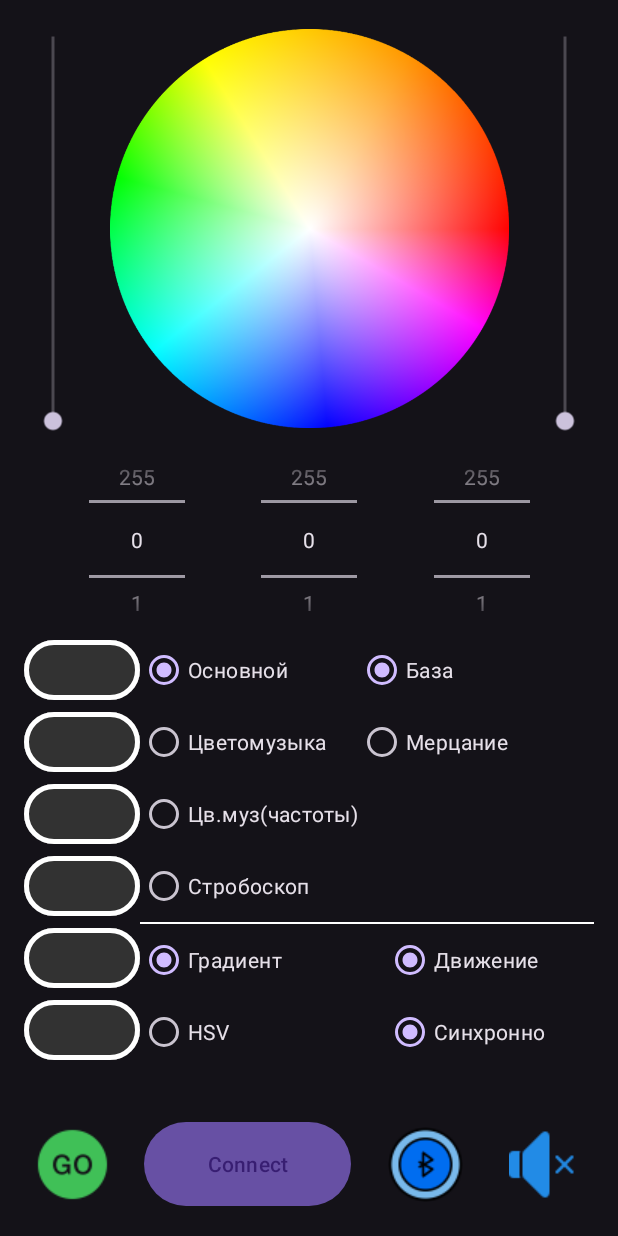
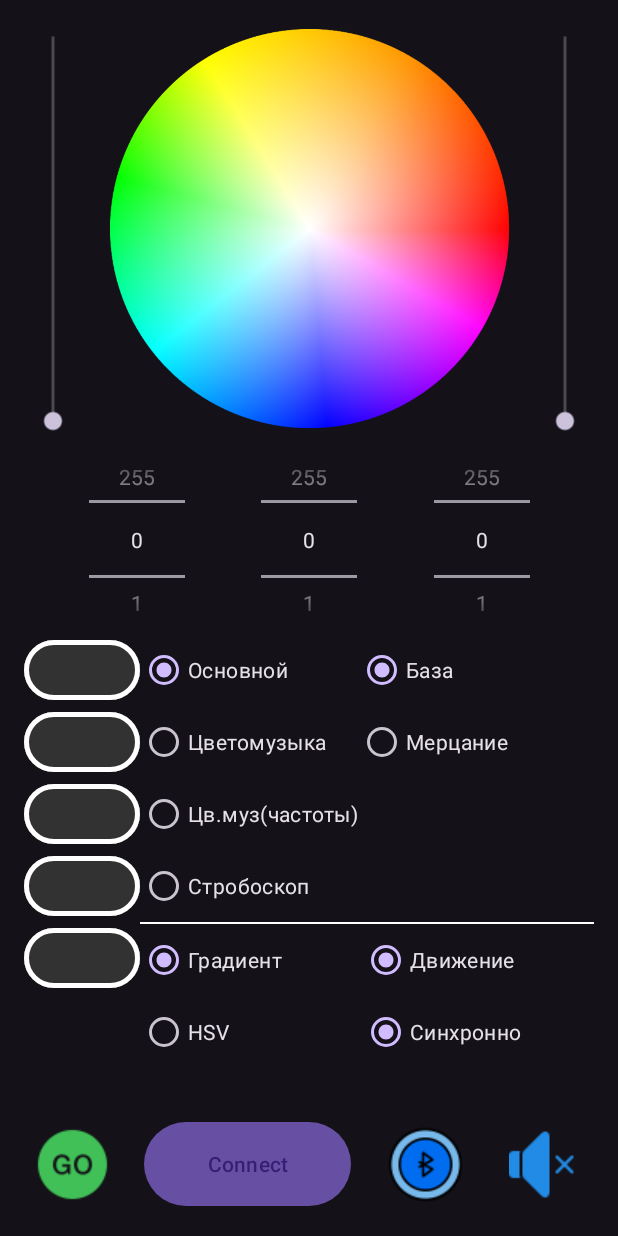
Before and after one commit to MakarenkoArtem/motorbike, an Android app: the screen it shows after launch (MainActivity), on a phone screen of 412 x 824 dp. Run offline under Robolectric (Android 15) with nearby library versions, the phone set to English and light mode, and no system bars.

Commit message:
removing sixth color(android)

```diff
--- a/android/app/src/main/java/com/example/bike/BT/BTClient.kt
+++ b/android/app/src/main/java/com/example/bike/BT/BTClient.kt
@@ -99,8 +99,8 @@ class BTClient(
         }
         val data = message.split(Regex(",")).dropLastWhile { it.isEmpty() }
         return runCatching {
-            val colors = Array(6, { Color.BLACK })
-            for (i in 0..5) {
+            val colors = Array(5, { Color.BLACK })
+            for (i in 0..4) {
                 val r = data[i * 4 + 1].toInt()
                 val g = data[i * 4 + 2].toInt()
                 val b = data[i * 4 + 3].toInt()
@@ -153,7 +153,7 @@ class BTClient(
                         return@runCatching result
                     }
                 } catch (e: TimeoutException) {
-                    Log.d("BikeBluetooth", "3")
+                    Log.d("BikeBluetooth", "Ошибка: ${e.message}")
                     //throw IllegalStateException("Время ожидания истекло")
                 } catch (e: Exception) {
                     // Обработка других исключений, если они возникают
@@ -175,7 +175,7 @@ class BTClient(
         return runCatching {
             val message = "Cr:" + String.format(
                 "%03d,%03d,%03d,%03d,",
-                51 * index, Color.red(color), Color.green(color), Color.blue(color)
+                51 * index + 26, Color.red(color), Color.green(color), Color.blue(color)
             ) + "\n"
             sendMessage(message)
             if ((takeMessage().getOrNull() ?: "") == "Damaged message") {
@@ -187,10 +187,10 @@ class BTClient(
     fun colorsSend(colors: List<Int>): Result<Unit> {
         var message = "Co:"
         return runCatching {
-            for (i in 0..5) {
+            for (i in 0..4) {
                 message += String.format(
                     "%03d,%03d,%03d,%03d,",
-                    51 * i, Color.red(colors[i]), Color.green(colors[i]), Color.blue(colors[i])
+                    51 * i + 26, Color.red(colors[i]), Color.green(colors[i]), Color.blue(colors[i])
                 )
             }
             message += "\n"
--- a/android/app/src/main/java/com/example/bike/screens/MainActivity/MainActivity.kt
+++ b/android/app/src/main/java/com/example/bike/screens/MainActivity/MainActivity.kt
@@ -64,7 +64,7 @@ class MainActivity : AppCompatActivity() {
     private lateinit var colorButtons: List<Button>
 
     private var actuallyColorsButtons: MutableList<Int> =
-        mutableListOf(Color.GRAY, Color.GRAY, Color.GRAY, Color.GRAY, Color.GRAY, Color.GRAY)
+        mutableListOf(Color.GRAY, Color.GRAY, Color.GRAY, Color.GRAY, Color.GRAY)
 
     val getResult: ActivityResultLauncher<Intent> =
         registerForActivityResult(ActivityResultContracts.StartActivityForResult()) { result ->
@@ -327,11 +327,10 @@ class MainActivity : AppCompatActivity() {
 
     private fun initColorButs() = listOf(
         R.id.buttonColor0,
-        R.id.buttonColor50,
-        R.id.buttonColor100,
-        R.id.buttonColor150,
-        R.id.buttonColor200,
-        R.id.buttonColor250
+        R.id.buttonColor1,
+        R.id.buttonColor2,
+        R.id.buttonColor3,
+        R.id.buttonColor4
     ).map {
         val but = findViewById<Button>(it)
         but.setOnLongClickListener { view ->
--- a/android/app/src/main/res/layout/activity_main.xml
+++ b/android/app/src/main/res/layout/activity_main.xml
@@ -118,7 +118,7 @@
                 tools:ignore="SpeakableTextPresentCheck" />
 
             <Button
-                android:id="@+id/buttonColor50"
+                android:id="@+id/buttonColor1"
                 android:layout_width="match_parent"
                 android:layout_height="wrap_content"
                 android:backgroundTint="@color/colorButton50"
@@ -129,7 +129,7 @@
                 tools:ignore="SpeakableTextPresentCheck" />
 
             <Button
-                android:id="@+id/buttonColor100"
+                android:id="@+id/buttonColor2"
                 android:layout_width="match_parent"
                 android:layout_height="wrap_content"
                 android:backgroundTint="@color/colorButton100"
@@ -140,7 +140,7 @@
                 tools:ignore="SpeakableTextPresentCheck" />
 
             <Button
-                android:id="@+id/buttonColor150"
+                android:id="@+id/buttonColor3"
                 android:layout_width="match_parent"
                 android:layout_height="wrap_content"
                 android:backgroundTint="@color/colorButton150"
@@ -151,21 +151,10 @@
                 tools:ignore="SpeakableTextPresentCheck" />
 
             <Button
-                android:id="@+id/buttonColor200"
+                android:id="@+id/buttonColor4"
                 android:layout_width="match_parent"
                 android:layout_height="wrap_content"
                 android:backgroundTint="@color/colorButton200"
-                android:text=""
-                app:cornerRadius="20sp"
-                app:strokeColor="@color/white"
-                app:strokeWidth="3sp"
-                tools:ignore="SpeakableTextPresentCheck" />
-
-            <Button
-                android:id="@+id/buttonColor250"
-                android:layout_width="match_parent"
-                android:layout_height="wrap_content"
-                android:backgroundTint="@color/colorButton250"
                 android:text=""
                 app:cornerRadius="20sp"
                 app:strokeColor="@color/white"
@@ -272,7 +261,7 @@
                 android:orientation="horizontal">
 
                 <LinearLayout
-                    android:layout_width="164dp"
+                    android:layout_width="148dp"
                     android:layout_height="match_parent"
                     android:orientation="vertical">
 
```
